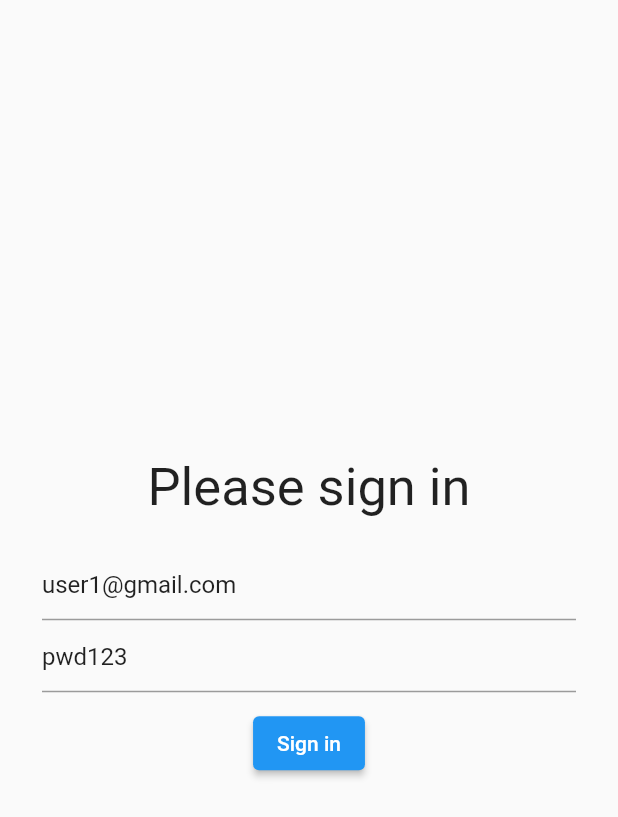
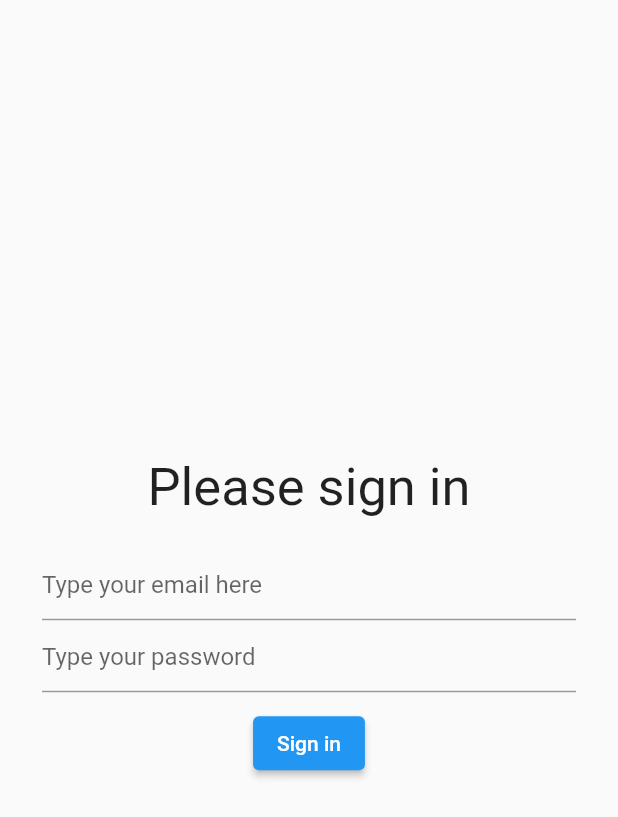
Before and after one commit to tovidd/myfirst_keep, a Flutter app: the screen it shows after launch, on a phone screen of 412 x 824 dp. Shown: the top 817 px of the screen. Run offline on Flutter 3.47's test engine with Material 2 defaults, Android fonts, the phone set to English and light mode, and no system bars; our stand-ins replace cloud_firestore, equatable, firebase_auth, firebase_core, flutter_bloc, get_it; accounts and stored records are empty.

Commit message:
remove dummy text

```diff
--- a/lib/screen/login_screen.dart
+++ b/lib/screen/login_screen.dart
@@ -17,8 +17,8 @@ class LoginScreen extends StatefulWidget {
 }
 
 class _LoginScreenState extends State<LoginScreen> {
-  final _usernameController = TextEditingController(text: 'user1@gmail.com');
-  final _passwordController = TextEditingController(text: 'pwd123');
+  final _usernameController = TextEditingController();
+  final _passwordController = TextEditingController();
   final LoginBloc bloc = inject<LoginBloc>();
 
   @override
```
